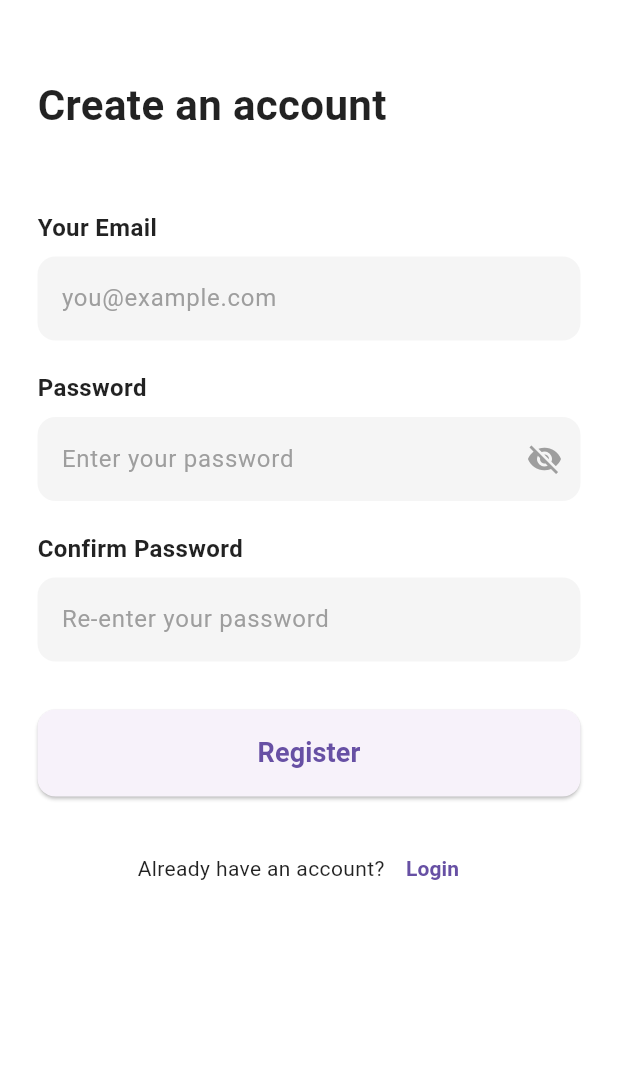
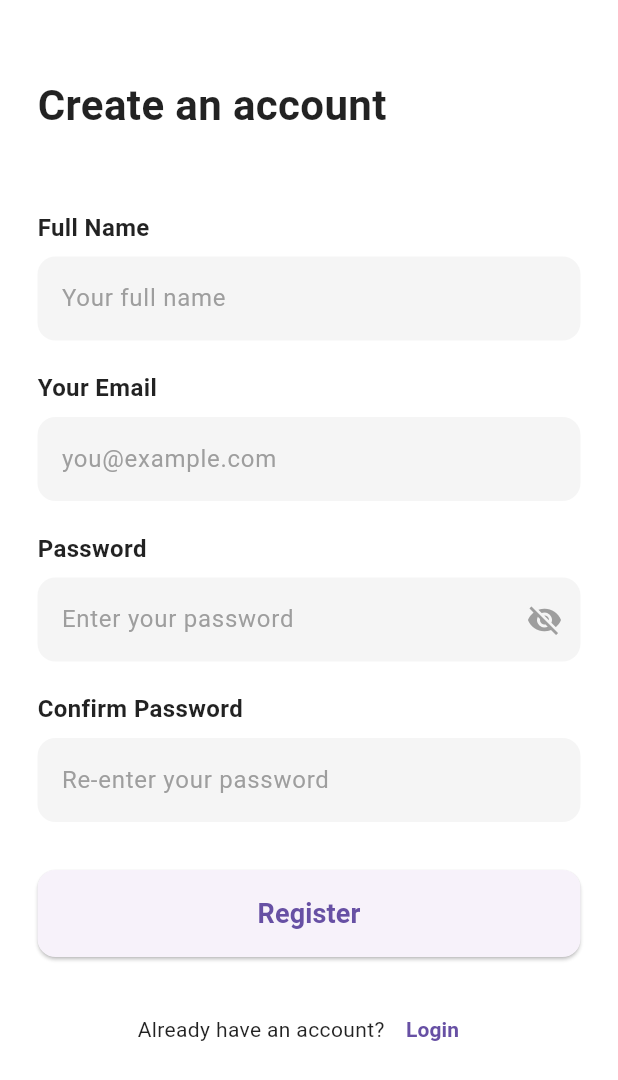
Before and after one commit to yayalaila/makeit_new, a Flutter app: the SignUpScreen screen opened by its route, on a phone screen of 412 x 824 dp. Shown: the top 1080 px of the screen. Run offline on Flutter 3.47's test engine with Material 3 defaults, Android fonts, the phone set to English and light mode, and no system bars; our stand-ins replace cloud_firestore, firebase_auth, firebase_core; accounts and stored records are empty.

Commit message:
modified:   lib/browse_courses_page.dart 	modified:   lib/course_page.dart 	modified:   lib/course_upload_page.dart 	modified:   lib/mentor_home_page.dart 	modified:   lib/profile_page.dart 	modified:   lib/services/firestore_service.dart 	modified:   lib/signup_screen.dart 	modified:   lib/student_homepage.dart

```diff
--- a/lib/browse_courses_page.dart
+++ b/lib/browse_courses_page.dart
@@ -53,7 +53,7 @@ class _BrowseCoursesPageState extends State<BrowseCoursesPage> {
 class CourseCard extends StatelessWidget {
   final Course course;
 
-  const CourseCard({required this.course});
+  const CourseCard({super.key, required this.course});
 
   @override
   Widget build(BuildContext context) {
--- a/lib/course_page.dart
+++ b/lib/course_page.dart
@@ -108,7 +108,7 @@ class _CoursePageState extends State<CoursePage> {
 class CourseCard extends StatelessWidget {
   final Course course;
 
-  const CourseCard({required this.course});
+  const CourseCard({super.key, required this.course});
 
   @override
   Widget build(BuildContext context) {
--- a/lib/course_upload_page.dart
+++ b/lib/course_upload_page.dart
@@ -5,7 +5,7 @@ class UploadCoursePage extends StatelessWidget {
 
   const UploadCoursePage({super.key, required this.category});
 
-  get import => null;
+  Null get import => null;
 
   @override
   Widget build(BuildContext context) {
--- a/lib/mentor_home_page.dart
+++ b/lib/mentor_home_page.dart
@@ -141,6 +141,7 @@ class MentorCourseCard extends StatelessWidget {
   final VoidCallback onDelete;
 
   const MentorCourseCard({
+    super.key,
     required this.course,
     required this.onEdit,
     required this.onDelete,
--- a/lib/profile_page.dart
+++ b/lib/profile_page.dart
@@ -2,7 +2,6 @@ import 'package:flutter/material.dart';
 import 'package:firebase_auth/firebase_auth.dart';
 import 'package:cloud_firestore/cloud_firestore.dart';
 
-import 'mentor_home_page.dart' show MentorHomePage;
 import 'package:makeit/login_screen.dart';
 
 class ProfilePage extends StatefulWidget {
--- a/lib/services/firestore_service.dart
+++ b/lib/services/firestore_service.dart
@@ -62,7 +62,7 @@ class FirestoreService {
       final snapshot = await tx.get(docRef);
       if (!snapshot.exists) throw Exception('Course not found');
 
-      final data = snapshot.data() as Map<String, dynamic>?; // safe read
+      final data = snapshot.data(); // safe read
       final enrolled = data != null && data['enrolledUsers'] != null
           ? List<String>.from(data['enrolledUsers'])
           : <String>[];
@@ -87,7 +87,7 @@ class FirestoreService {
       final snapshot = await tx.get(docRef);
       if (!snapshot.exists) throw Exception('Course not found');
 
-      final data = snapshot.data() as Map<String, dynamic>?; // safe read
+      final data = snapshot.data(); // safe read
       final enrolled = data != null && data['enrolledUsers'] != null
           ? List<String>.from(data['enrolledUsers'])
           : <String>[];
@@ -107,7 +107,7 @@ class FirestoreService {
     if (uid == null) return false;
     final doc = await _db.collection('courses').doc(courseId).get();
     if (!doc.exists) return false;
-    final data = doc.data() as Map<String, dynamic>?; // safe read
+    final data = doc.data(); // safe read
     final enrolled = data != null && data['enrolledUsers'] != null
         ? List<String>.from(data['enrolledUsers'])
         : <String>[];
--- a/lib/signup_screen.dart
+++ b/lib/signup_screen.dart
@@ -13,6 +13,7 @@ class SignUpScreen extends StatefulWidget {
 }
 
 class _SignUpScreenState extends State<SignUpScreen> {
+  final TextEditingController _nameController = TextEditingController();
   final TextEditingController _emailController = TextEditingController();
   final TextEditingController _passwordController = TextEditingController();
   final TextEditingController _confirmController = TextEditingController();
@@ -21,9 +22,17 @@ class _SignUpScreenState extends State<SignUpScreen> {
   bool _isLoading = false;
 
   Future<void> _register() async {
+    final name = _nameController.text.trim();
     final email = _emailController.text.trim();
     final password = _passwordController.text.trim();
     final confirm = _confirmController.text.trim();
+
+    if (name.isEmpty) {
+      ScaffoldMessenger.of(context).showSnackBar(
+        SnackBar(content: Text('Please enter your full name')),
+      );
+      return;
+    }
 
     if (email.isEmpty || password.isEmpty || confirm.isEmpty) {
       ScaffoldMessenger.of(context).showSnackBar(
@@ -46,6 +55,12 @@ class _SignUpScreenState extends State<SignUpScreen> {
         email: email,
         password: password,
       );
+
+      // Save display name to the user profile
+      if (cred.user != null) {
+        await cred.user!.updateDisplayName(name);
+        await cred.user!.reload();
+      }
 
       // Optional: send email verification
       if (cred.user != null && !cred.user!.emailVerified) {
@@ -84,6 +99,7 @@ class _SignUpScreenState extends State<SignUpScreen> {
 
   @override
   void dispose() {
+    _nameController.dispose();
     _emailController.dispose();
     _passwordController.dispose();
     _confirmController.dispose();
@@ -111,6 +127,33 @@ class _SignUpScreenState extends State<SignUpScreen> {
               ),
               SizedBox(height: 10),
               SizedBox(height: 40),
+              Text(
+                'Full Name',
+                style: TextStyle(
+                  fontSize: 16,
+                  fontWeight: FontWeight.w600,
+                  color: Colors.black87,
+                ),
+              ),
+              SizedBox(height: 8),
+              Container(
+                decoration: BoxDecoration(
+                  color: Colors.grey[100],
+                  borderRadius: BorderRadius.circular(12),
+                ),
+                child: TextField(
+                  controller: _nameController,
+                  textCapitalization: TextCapitalization.words,
+                  decoration: InputDecoration(
+                    hintText: 'Your full name',
+                    hintStyle: TextStyle(color: Colors.grey[500]),
+                    border: InputBorder.none,
+                    contentPadding:
+                        EdgeInsets.symmetric(horizontal: 16, vertical: 16),
+                  ),
+                ),
+              ),
+              SizedBox(height: 20),
               Text(
                 'Your Email',
                 style: TextStyle(
```
Also changed, not shown: lib/student_homepage.dart (+47 -4 lines).
